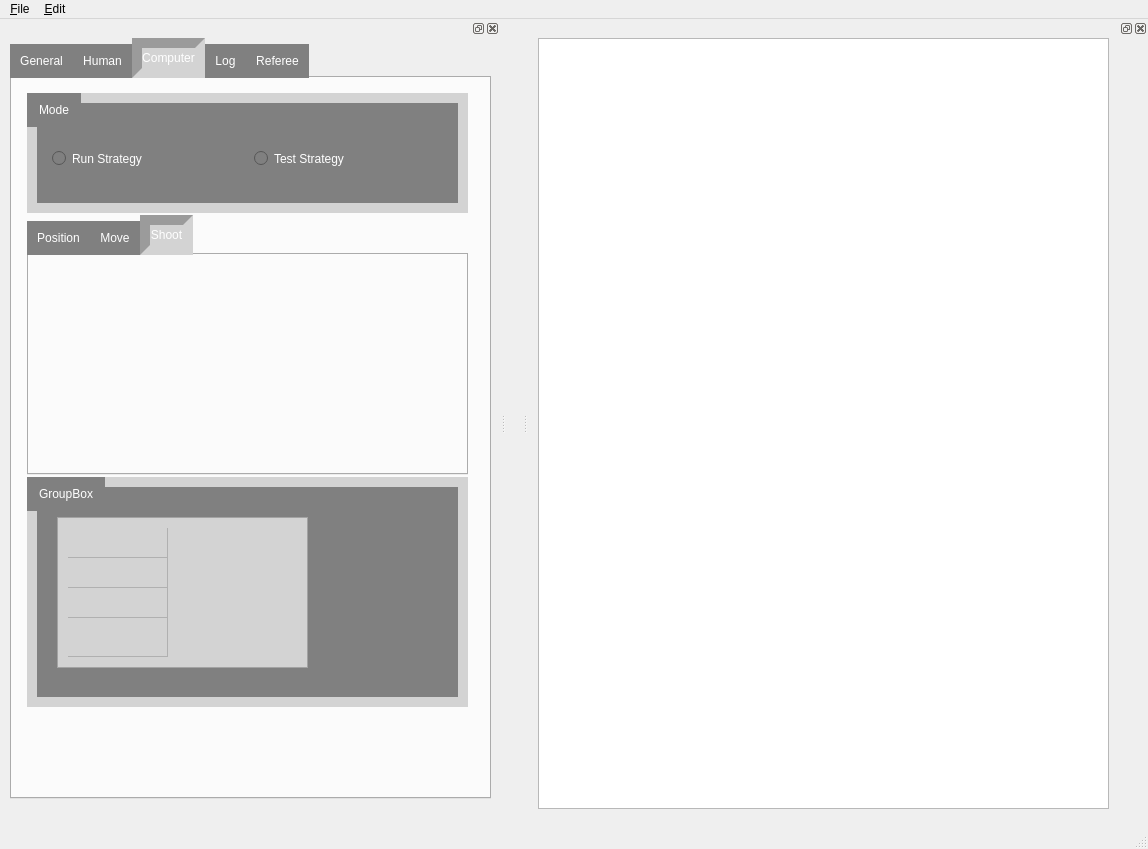
First picture: the form in Botnia/Botnia_2012/user_interface/strategy.ui, repository barry963/Robot_project, before the edit.
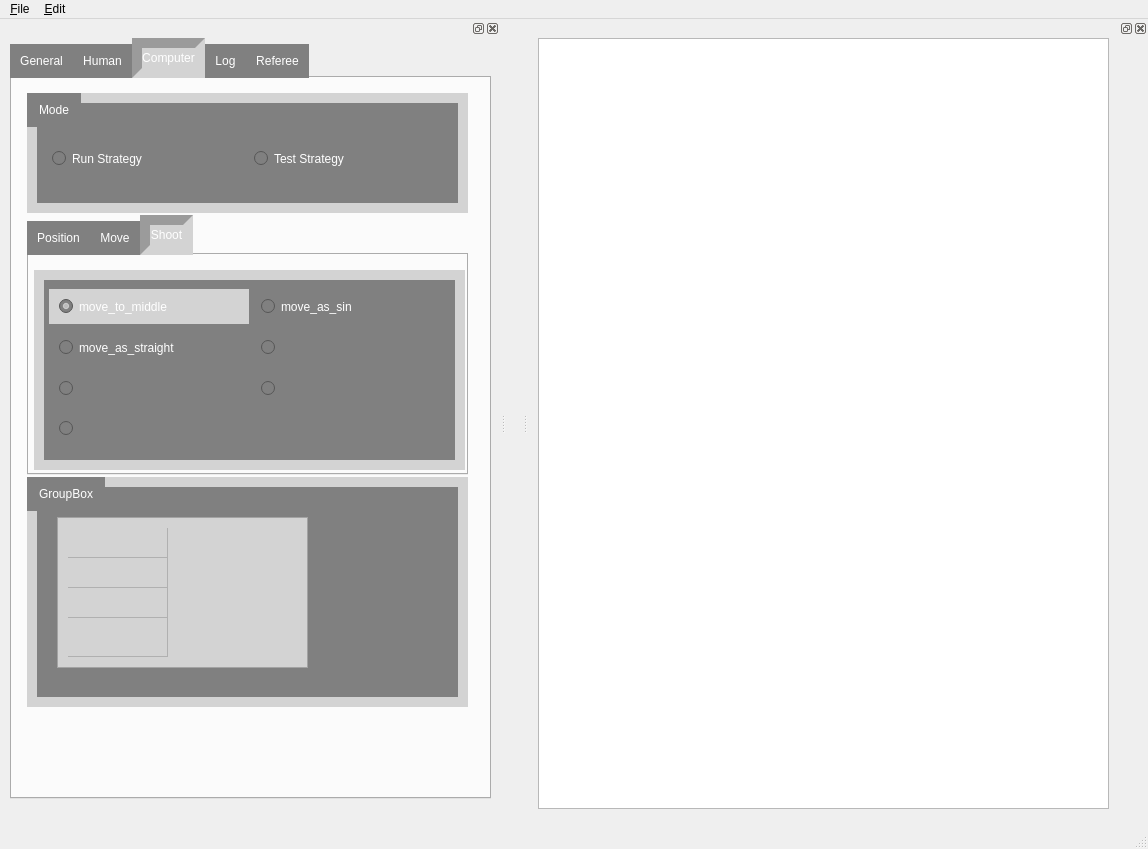
Second picture: the form after the edit. The open tabs and pages were chosen to show the change. Custom widgets are drawn as their Qt base class.

```diff
--- a/Botnia/Botnia_2012/user_interface/strategy.ui
+++ b/Botnia/Botnia_2012/user_interface/strategy.ui
@@ -1131,6 +1131,116 @@
            <attribute name="title">
             <string>Shoot</string>
            </attribute>
+           <widget class="QWidget" name="verticalLayoutWidget_16">
+            <property name="geometry">
+             <rect>
+              <x>0</x>
+              <y>10</y>
+              <width>441</width>
+              <height>210</height>
+             </rect>
+            </property>
+            <layout class="QVBoxLayout" name="strategy_move_layout_2" stretch="0">
+             <property name="spacing">
+              <number>2</number>
+             </property>
+             <property name="margin">
+              <number>5</number>
+             </property>
+             <item>
+              <widget class="QGroupBox" name="strategy_move_box_2">
+               <property name="minimumSize">
+                <size>
+                 <width>0</width>
+                 <height>200</height>
+                </size>
+               </property>
+               <property name="maximumSize">
+                <size>
+                 <width>16777215</width>
+                 <height>290</height>
+                </size>
+               </property>
+               <property name="title">
+                <string/>
+               </property>
+               <widget class="QWidget" name="verticalLayoutWidget_17">
+                <property name="geometry">
+                 <rect>
+                  <x>10</x>
+                  <y>10</y>
+                  <width>411</width>
+                  <height>176</height>
+                 </rect>
+                </property>
+                <layout class="QGridLayout" name="strategy_selection_layout_3">
+                 <property name="sizeConstraint">
+                  <enum>QLayout::SetDefaultConstraint</enum>
+                 </property>
+                 <property name="margin">
+                  <number>5</number>
+                 </property>
+                 <property name="spacing">
+                  <number>2</number>
+                 </property>
+                 <item row="0" column="0">
+                  <widget class="QRadioButton" name="move_middle_button_2">
+                   <property name="text">
+                    <string>move_to_middle</string>
+                   </property>
+                   <property name="checked">
+                    <bool>true</bool>
+                   </property>
+                  </widget>
+                 </item>
+                 <item row="3" column="0">
+                  <widget class="QRadioButton" name="move_straight_button_2">
+                   <property name="text">
+                    <string>move_as_straight</string>
+                   </property>
+                  </widget>
+                 </item>
+                 <item row="0" column="1">
+                  <widget class="QRadioButton" name="move_sin_button_2">
+                   <property name="text">
+                    <string>move_as_sin</string>
+                   </property>
+                  </widget>
+                 </item>
+                 <item row="4" column="0">
+                  <widget class="QRadioButton" name="strategy5_radio_button_3">
+                   <property name="text">
+                    <string/>
+                   </property>
+                  </widget>
+                 </item>
+                 <item row="3" column="1">
+                  <widget class="QRadioButton" name="strategy3_radio_button_3">
+                   <property name="text">
+                    <string/>
+                   </property>
+                  </widget>
+                 </item>
+                 <item row="4" column="1">
+                  <widget class="QRadioButton" name="strategy6_radio_button_3">
+                   <property name="text">
+                    <string/>
+                   </property>
+                  </widget>
+                 </item>
+                 <item row="5" column="0">
+                  <widget class="QRadioButton" name="dd_2">
+                   <property name="text">
+                    <string/>
+                   </property>
+                  </widget>
+                 </item>
+                </layout>
+               </widget>
+              </widget>
+             </item>
+            </layout>
+           </widget>
           </widget>
          </widget>
         </item>
```
Left out of the diff: 35 changed lines with no effect on the pictures.
